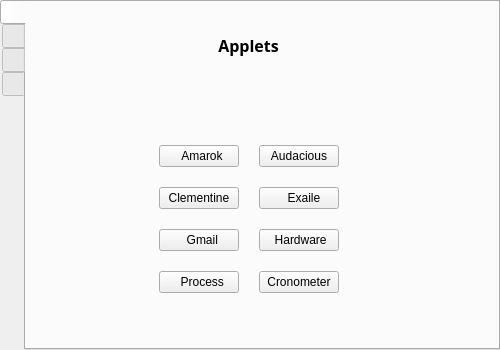
Old version of the form mainwindow.ui in the repository spezifisch/g15manager.
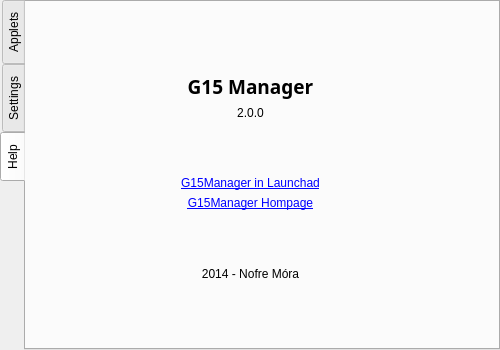
New version of the form. The open tabs and pages were chosen to show the change. Icons and pictures are not drawn.

Commit message: RC 2.0.0, autostart, help, gmail deleted

Patch:
```diff
--- a/mainwindow.ui
+++ b/mainwindow.ui
@@ -84,10 +84,13 @@
       <height>32</height>
      </size>
     </property>
+    <property name="usesScrollButtons">
+     <bool>true</bool>
+    </property>
     <property name="documentMode">
      <bool>false</bool>
     </property>
-    <widget class="QWidget" name="tab">
+    <widget class="QWidget" name="tab_applets">
      <property name="maximumSize">
       <size>
        <width>500</width>
@@ -99,7 +102,7 @@
        <normaloff>../../../../usr/share/g15manager/icons/g15manager.png</normaloff>../../../../usr/share/g15manager/icons/g15manager.png</iconset>
      </attribute>
      <attribute name="title">
-      <string/>
+      <string>Applets</string>
      </attribute>
      <widget class="QWidget" name="verticalLayoutWidget">
       <property name="geometry">
@@ -285,7 +288,52 @@
            </property>
           </widget>
          </item>
-         <item row="4" column="1">
+         <item row="1" column="2">
+          <widget class="QPushButton" name="button_Audacious">
+           <property name="sizePolicy">
+            <sizepolicy hsizetype="Fixed" vsizetype="Fixed">
+             <horstretch>0</horstretch>
+             <verstretch>0</verstretch>
+            </sizepolicy>
+           </property>
+           <property name="maximumSize">
+            <size>
+             <width>150</width>
+             <height>100</height>
+            </size>
+           </property>
+           <property name="text">
+            <string> Audacious</string>
+           </property>
+           <property name="icon">
+            <iconset>
+             <normaloff>../../../../usr/share/g15manager/icons/audacious.png</normaloff>../../../../usr/share/g15manager/icons/audacious.png</iconset>
+           </property>
+           <property name="iconSize">
+            <size>
+             <width>32</width>
+             <height>32</height>
+            </size>
+           </property>
+           <property name="checkable">
+            <bool>true</bool>
+           </property>
+          </widget>
+         </item>
+         <item row="1" column="3">
+          <spacer name="horizontalSpacer_2">
+           <property name="orientation">
+            <enum>Qt::Horizontal</enum>
+           </property>
+           <property name="sizeHint" stdset="0">
+            <size>
+             <width>40</width>
+             <height>20</height>
+            </size>
+           </property>
+          </spacer>
+         </item>
+         <item row="3" column="1">
           <widget class="QPushButton" name="button_Top">
            <property name="sizePolicy">
             <sizepolicy hsizetype="Fixed" vsizetype="Fixed">
@@ -323,90 +371,7 @@
            </property>
           </widget>
          </item>
-         <item row="1" column="2">
-          <widget class="QPushButton" name="button_Audacious">
-           <property name="sizePolicy">
-            <sizepolicy hsizetype="Fixed" vsizetype="Fixed">
-             <horstretch>0</horstretch>
-             <verstretch>0</verstretch>
-            </sizepolicy>
-           </property>
-           <property name="maximumSize">
-            <size>
-             <width>150</width>
-             <height>100</height>
-            </size>
-           </property>
-           <property name="text">
-            <string>Audacious</string>
-           </property>
-           <property name="icon">
-            <iconset>
-             <normaloff>../../../../usr/share/g15manager/icons/audacious.png</normaloff>../../../../usr/share/g15manager/icons/audacious.png</iconset>
-           </property>
-           <property name="iconSize">
-            <size>
-             <width>32</width>
-             <height>32</height>
-            </size>
-           </property>
-           <property name="checkable">
-            <bool>true</bool>
-           </property>
-          </widget>
-         </item>
-         <item row="3" column="1">
-          <widget class="QPushButton" name="button_Gmail">
-           <property name="sizePolicy">
-            <sizepolicy hsizetype="Fixed" vsizetype="Fixed">
-             <horstretch>0</horstretch>
-             <verstretch>0</verstretch>
-            </sizepolicy>
-           </property>
-           <property name="maximumSize">
-            <size>
-             <width>150</width>
-             <height>100</height>
-            </size>
-           </property>
-           <property name="text">
-            <string>  Gmail</string>
-           </property>
-           <property name="icon">
-            <iconset>
-             <normaloff>../../../../usr/share/g15manager/icons/gmail.png</normaloff>../../../../usr/share/g15manager/icons/gmail.png</iconset>
-           </property>
-           <property name="iconSize">
-            <size>
-             <width>32</width>
-             <height>32</height>
-            </size>
-           </property>
-           <property name="checkable">
-            <bool>true</bool>
-           </property>
-           <property name="default">
-            <bool>false</bool>
-           </property>
-           <property name="flat">
-            <bool>false</bool>
-           </property>
-          </widget>
-         </item>
-         <item row="1" column="3">
-          <spacer name="horizontalSpacer_2">
-           <property name="orientation">
-            <enum>Qt::Horizontal</enum>
-           </property>
-           <property name="sizeHint" stdset="0">
-            <size>
-             <width>40</width>
-             <height>20</height>
-            </size>
-           </property>
-          </spacer>
-         </item>
-         <item row="4" column="2">
+         <item row="4" column="1">
           <widget class="QPushButton" name="button_Crono">
            <property name="maximumSize">
             <size>
@@ -437,34 +402,13 @@
       </layout>
      </widget>
     </widget>
-    <widget class="QWidget" name="tab_2">
-     <property name="enabled">
-      <bool>true</bool>
-     </property>
-     <attribute name="icon">
-      <iconset>
-       <normaloff>../../../../usr/share/g15manager/icons/gmail.png</normaloff>../../../../usr/share/g15manager/icons/gmail.png</iconset>
-     </attribute>
-     <attribute name="title">
-      <string/>
-     </attribute>
-    </widget>
-    <widget class="QWidget" name="tab_3">
-     <attribute name="icon">
-      <iconset>
-       <normaloff>../../../../usr/share/g15manager/icons/gkeys.png</normaloff>../../../../usr/share/g15manager/icons/gkeys.png</iconset>
-     </attribute>
-     <attribute name="title">
-      <string/>
-     </attribute>
-    </widget>
-    <widget class="QWidget" name="tab_4">
+    <widget class="QWidget" name="tab_config">
      <attribute name="icon">
       <iconset>
        <normaloff>../../../../usr/share/g15manager/icons/gear.png</normaloff>../../../../usr/share/g15manager/icons/gear.png</iconset>
      </attribute>
      <attribute name="title">
-      <string/>
+      <string>Settings</string>
      </attribute>
      <widget class="QWidget" name="verticalLayoutWidget_2">
       <property name="geometry">
@@ -507,58 +451,154 @@
          </property>
         </spacer>
        </item>
+      </layout>
+     </widget>
+    </widget>
+    <widget class="QWidget" name="tab">
+     <attribute name="icon">
+      <iconset>
+       <normaloff>../../../../usr/share/g15manager/icons/help.png</normaloff>../../../../usr/share/g15manager/icons/help.png</iconset>
+     </attribute>
+     <attribute name="title">
+      <string>Help</string>
+     </attribute>
+     <widget class="QWidget" name="verticalLayoutWidget_3">
+      <property name="geometry">
+       <rect>
+        <x>9</x>
+        <y>9</y>
+        <width>431</width>
+        <height>331</height>
+       </rect>
+      </property>
+      <layout class="QVBoxLayout" name="verticalLayout_3">
        <item>
-        <layout class="QGridLayout" name="gridLayout_2">
-         <item row="0" column="1">
-          <widget class="QCheckBox" name="checkStartHidden">
-           <property name="text">
-            <string>Start hidden</string>
-           </property>
-           <property name="tristate">
-            <bool>false</bool>
-           </property>
-          </widget>
-         </item>
-         <item row="0" column="0">
-          <spacer name="horizontalSpacer_3">
-           <property name="orientation">
-            <enum>Qt::Horizontal</enum>
-           </property>
-           <property name="sizeHint" stdset="0">
-            <size>
-             <width>40</width>
-             <height>20</height>
-            </size>
-           </property>
-          </spacer>
-         </item>
-         <item row="0" column="2">
-          <spacer name="horizontalSpacer_4">
-           <property name="orientation">
-            <enum>Qt::Horizontal</enum>
-           </property>
-           <property name="sizeHint" stdset="0">
-            <size>
-             <width>40</width>
-             <height>20</height>
-            </size>
-           </property>
-          </spacer>
-         </item>
-         <item row="1" column="1">
-          <spacer name="verticalSpacer_4">
-           <property name="orientation">
-            <enum>Qt::Vertical</enum>
-           </property>
-           <property name="sizeHint" stdset="0">
-            <size>
-             <width>20</width>
-             <height>40</height>
-            </size>
-           </property>
-          </spacer>
-         </item>
-        </layout>
+        <spacer name="verticalSpacer_5">
+         <property name="orientation">
+          <enum>Qt::Vertical</enum>
+         </property>
+         <property name="sizeHint" stdset="0">
+          <size>
+           <width>20</width>
+           <height>40</height>
+          </size>
+         </property>
+        </spacer>
+       </item>
+       <item>
+        <widget class="QLabel" name="label_2">
+         <property name="font">
+          <font>
+           <family>Sans</family>
+           <pointsize>14</pointsize>
+           <weight>75</weight>
+           <bold>true</bold>
+          </font>
+         </property>
+         <property name="text">
+          <string>G15 Manager</string>
+         </property>
+         <property name="alignment">
+          <set>Qt::AlignCenter</set>
+         </property>
+        </widget>
+       </item>
+       <item>
+        <widget class="QLabel" name="label_3">
+         <property name="text">
+          <string>2.0.0</string>
+         </property>
+         <property name="alignment">
+          <set>Qt::AlignCenter</set>
+         </property>
+        </widget>
+       </item>
+       <item>
+        <spacer name="verticalSpacer_6">
+         <property name="orientation">
+          <enum>Qt::Vertical</enum>
+         </property>
+         <property name="sizeHint" stdset="0">
+          <size>
+           <width>20</width>
+           <height>40</height>
+          </size>
+         </property>
+        </spacer>
+       </item>
+       <item>
+        <widget class="QLabel" name="label_launchpad">
+         <property name="text">
+          <string>&lt;a href=&quot;https://launchpad.net/g15manager&quot;&gt;G15Manager in Launchad&lt;/a&gt;</string>
+         </property>
+         <property name="textFormat">
+          <enum>Qt::RichText</enum>
+         </property>
+         <property name="alignment">
+          <set>Qt::AlignCenter</set>
+         </property>
+         <property name="openExternalLinks">
+          <bool>true</bool>
+         </property>
+         <property name="textInteractionFlags">
+          <set>Qt::TextBrowserInteraction</set>
+         </property>
+        </widget>
+       </item>
+       <item>
+        <widget class="QLabel" name="label_home">
+         <property name="text">
+          <string>&lt;a href=&quot;https://launchpad.net/g15manager&quot;&gt;G15Manager Hompage&lt;/a&gt;</string>
+         </property>
+         <property name="textFormat">
+          <enum>Qt::RichText</enum>
+         </property>
+         <property name="alignment">
+          <set>Qt::AlignCenter</set>
+         </property>
+         <property name="openExternalLinks">
+          <bool>true</bool>
+         </property>
+         <property name="textInteractionFlags">
+          <set>Qt::TextBrowserInteraction</set>
+         </property>
+        </widget>
+       </item>
+       <item>
+        <spacer name="verticalSpacer_7">
+         <property name="orientation">
+          <enum>Qt::Vertical</enum>
+         </property>
+         <property name="sizeHint" stdset="0">
+          <size>
+           <width>20</width>
+           <height>40</height>
+          </size>
+         </property>
+        </spacer>
+       </item>
+       <item>
+        <widget class="QLabel" name="label_4">
+         <property name="text">
+          <string>2014 - Nofre Móra</string>
+         </property>
+         <property name="alignment">
+          <set>Qt::AlignCenter</set>
+         </property>
+        </widget>
+       </item>
+       <item>
+        <spacer name="verticalSpacer_2">
+         <property name="orientation">
+          <enum>Qt::Vertical</enum>
+         </property>
+         <property name="sizeHint" stdset="0">
+          <size>
+           <width>20</width>
+           <height>40</height>
+          </size>
+         </property>
+        </spacer>
        </item>
       </layout>
      </widget>
```
Left out of the diff: 38 changed lines with no effect on the pictures. The commit also changes 22 other files.
